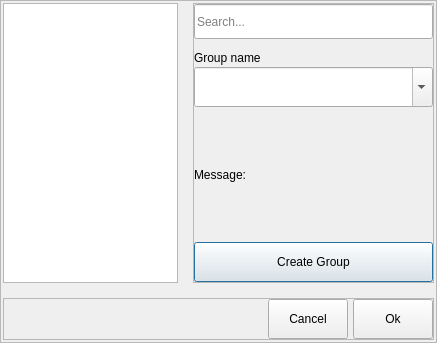
The window that ui/GroupDialog.ui (AIR-G-UFOP/RbSr-Saturn) describes before a commit, drawn with Qt 5.
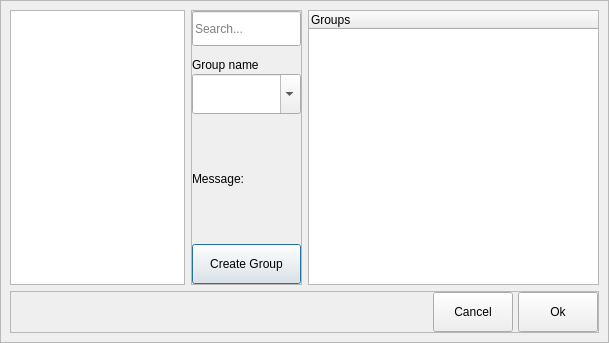
The same window after the commit.

Diff of the .ui file:
```diff
--- a/ui/GroupDialog.ui
+++ b/ui/GroupDialog.ui
@@ -9,7 +9,7 @@
    <rect>
     <x>0</x>
     <y>0</y>
-    <width>437</width>
+    <width>609</width>
     <height>343</height>
    </rect>
   </property>
@@ -41,21 +41,8 @@
       <enum>QFrame::Raised</enum>
      </property>
      <layout class="QVBoxLayout" name="verticalLayout_2">
-      <property name="spacing">
-       <number>15</number>
-      </property>
-      <property name="leftMargin">
-       <number>2</number>
-      </property>
-      <property name="topMargin">
-       <number>2</number>
-      </property>
-      <property name="rightMargin">
-       <number>2</number>
-      </property>
-      <property name="bottomMargin">
-       <number>2</number>
-      </property>
+      <item>
+       <layout class="QHBoxLayout" name="horizontalLayout_4">
       <item>
        <layout class="QHBoxLayout" name="horizontalLayout">
         <item>
@@ -232,6 +219,17 @@
             </widget>
            </item>
           </layout>
+           </widget>
+          </item>
+         </layout>
+        </item>
+        <item>
+         <widget class="QTreeWidget" name="treeWidget">
+          <column>
+           <property name="text">
+            <string>Groups</string>
+           </property>
+          </column>
          </widget>
         </item>
        </layout>
```
Lines whose indentation alone changed are shown as unchanged.
